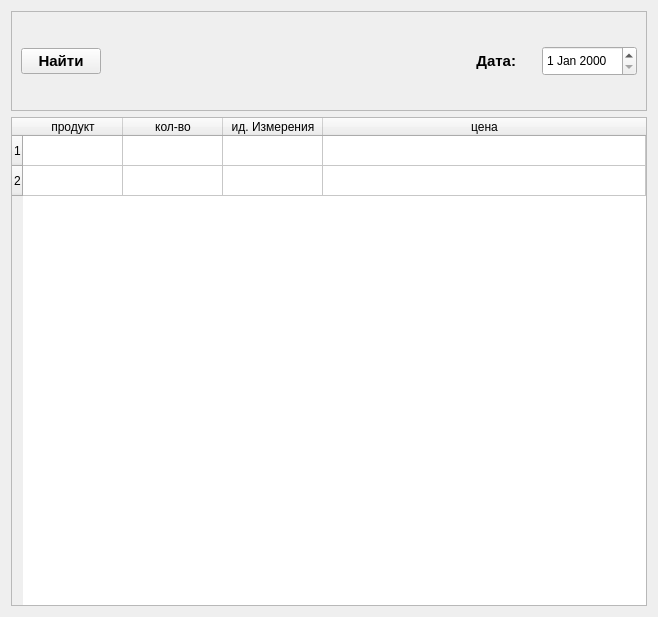
This is ui/ostatok.ui in daslin02/Docu as Qt 5 draws it before an edit. The edited form follows.
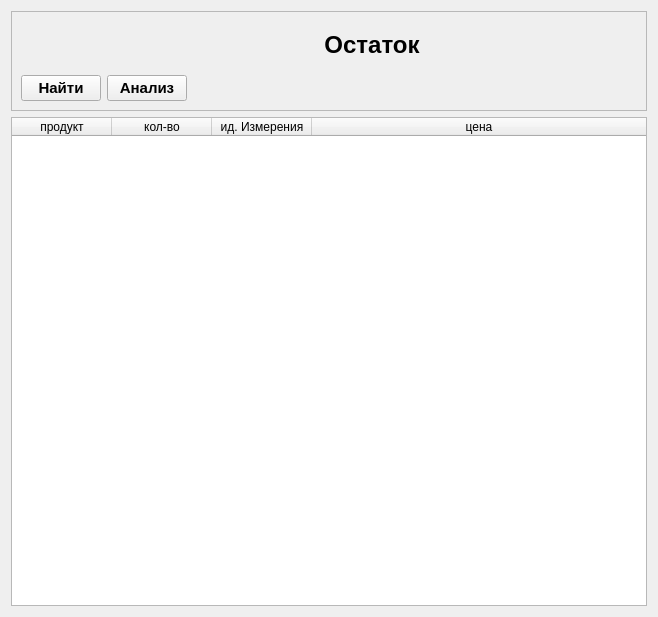
This is the edited form.

```diff
--- a/ui/ostatok.ui
+++ b/ui/ostatok.ui
@@ -29,49 +29,6 @@
       <enum>QFrame::Raised</enum>
      </property>
      <layout class="QGridLayout" name="gridLayout">
-      <item row="2" column="1">
-       <spacer name="horizontalSpacer_2">
-        <property name="orientation">
-         <enum>Qt::Horizontal</enum>
-        </property>
-        <property name="sizeHint" stdset="0">
-         <size>
-          <width>40</width>
-          <height>20</height>
-         </size>
-        </property>
-       </spacer>
-      </item>
-      <item row="2" column="4">
-       <widget class="QDateEdit" name="DE_data">
-        <property name="minimumSize">
-         <size>
-          <width>0</width>
-          <height>30</height>
-         </size>
-        </property>
-       </widget>
-      </item>
-      <item row="2" column="2">
-       <widget class="QLabel" name="L_data">
-        <property name="minimumSize">
-         <size>
-          <width>0</width>
-          <height>30</height>
-         </size>
-        </property>
-        <property name="styleSheet">
-         <string notr="true">font-size:15px;
-font-weight:bold;</string>
-        </property>
-        <property name="text">
-         <string>Дата:</string>
-        </property>
-        <property name="alignment">
-         <set>Qt::AlignRight|Qt::AlignTrailing|Qt::AlignVCenter</set>
-        </property>
-       </widget>
-      </item>
       <item row="2" column="0">
        <widget class="QPushButton" name="PB_find">
         <property name="cursor">
@@ -86,22 +43,47 @@
         </property>
        </widget>
       </item>
-      <item row="2" column="3">
-       <spacer name="horizontalSpacer">
+      <item row="2" column="2">
+       <spacer name="horizontalSpacer_2">
         <property name="orientation">
          <enum>Qt::Horizontal</enum>
         </property>
-        <property name="sizeType">
-         <enum>QSizePolicy::Maximum</enum>
-        </property>
         <property name="sizeHint" stdset="0">
          <size>
-          <width>20</width>
+          <width>40</width>
           <height>20</height>
          </size>
         </property>
        </spacer>
       </item>
+      <item row="2" column="1">
+       <widget class="QPushButton" name="PB_analize">
+        <property name="cursor">
+         <cursorShape>PointingHandCursor</cursorShape>
+        </property>
+        <property name="styleSheet">
+         <string notr="true">font-size:15px;
+font-weight:bold;</string>
+        </property>
+        <property name="text">
+         <string>Анализ</string>
+        </property>
+       </widget>
+      </item>
+      <item row="0" column="1" colspan="2">
+       <widget class="QLabel" name="L_title">
+        <property name="styleSheet">
+         <string notr="true">font-size:24px;
+font-weight:bold;</string>
+        </property>
+        <property name="text">
+         <string>Остаток</string>
+        </property>
+        <property name="alignment">
+         <set>Qt::AlignCenter</set>
+        </property>
+       </widget>
+      </item>
      </layout>
     </widget>
    </item>
@@ -119,16 +101,6 @@
      <attribute name="horizontalHeaderStretchLastSection">
       <bool>true</bool>
      </attribute>
-     <row>
-      <property name="text">
-       <string>1</string>
-      </property>
-     </row>
-     <row>
-      <property name="text">
-       <string>2</string>
-      </property>
-     </row>
      <column>
       <property name="text">
        <string>продукт</string>
```
Left out of the diff: 6 changed lines with no effect on the pictures.
